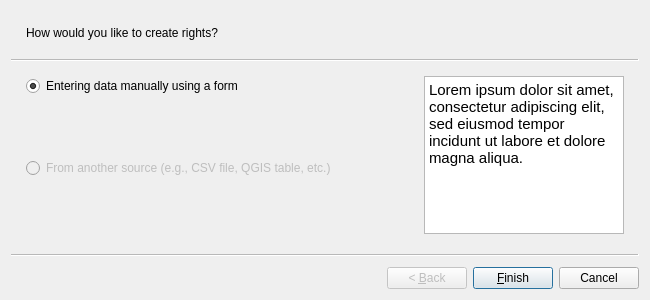
Old version of the form asistente_ladm_col/ui/wiz_create_right_cadastre.ui in the repository SwissTierrasColombia/Asistente-LADM-COL.
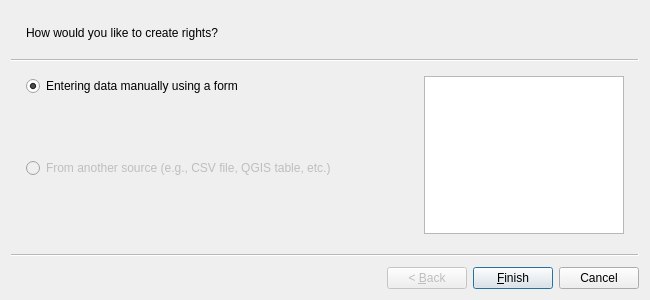
New version of the form.

The edit to the form file:
```diff
--- a/asistente_ladm_col/ui/wiz_create_right_cadastre.ui
+++ b/asistente_ladm_col/ui/wiz_create_right_cadastre.ui
@@ -81,7 +81,7 @@
 &lt;html&gt;&lt;head&gt;&lt;meta name=&quot;qrichtext&quot; content=&quot;1&quot; /&gt;&lt;style type=&quot;text/css&quot;&gt;
 p, li { white-space: pre-wrap; }
 &lt;/style&gt;&lt;/head&gt;&lt;body style=&quot; font-family:'Ubuntu'; font-size:11pt; font-weight:400; font-style:normal;&quot;&gt;
-&lt;p style=&quot; margin-top:0px; margin-bottom:0px; margin-left:0px; margin-right:0px; -qt-block-indent:0; text-indent:0px;&quot;&gt;Lorem ipsum dolor sit amet, consectetur adipiscing elit, sed eiusmod tempor incidunt ut labore et dolore magna aliqua.&lt;/p&gt;&lt;/body&gt;&lt;/html&gt;</string>
+&lt;p style=&quot;-qt-paragraph-type:empty; margin-top:0px; margin-bottom:0px; margin-left:0px; margin-right:0px; -qt-block-indent:0; text-indent:0px;&quot;&gt;&lt;br /&gt;&lt;/p&gt;&lt;/body&gt;&lt;/html&gt;</string>
       </property>
      </widget>
     </item>
```
